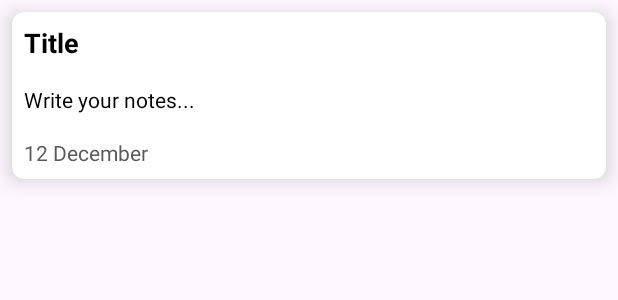
After one commit to KhubaibKhan4/Notes-Taking-App, an Android app: the layout activity_notes_detailed.xml on its own in the app's theme, with its tools: preview values and no code run, on a phone screen of 412 x 824 dp. The commit adds this screen. Shown: the top 300 px of the screen. Run offline under Robolectric (Android 15) with nearby library versions, the phone set to English and light mode, and no system bars.

Commit message:
Notes Taking App

```diff
--- /dev/null
+++ b/app/src/main/res/layout/activity_notes_detailed.xml
@@ -0,0 +1,65 @@
+<?xml version="1.0" encoding="utf-8"?>
+<androidx.cardview.widget.CardView xmlns:android="http://schemas.android.com/apk/res/android"
+    android:layout_width="match_parent"
+    android:layout_height="wrap_content"
+    xmlns:app="http://schemas.android.com/apk/res-auto"
+    xmlns:tools="http://schemas.android.com/tools"
+    app:cardBackgroundColor="@color/white"
+    android:id="@+id/notes_container"
+    app:cardCornerRadius="8dp"
+    app:cardElevation="8dp"
+    tools:context=".NotesDetailedActivity"
+    android:layout_margin="8dp">
+    <LinearLayout
+        android:orientation="vertical"
+        android:layout_width="match_parent"
+        android:layout_height="wrap_content">
+        <RelativeLayout
+            android:layout_width="match_parent"
+            android:layout_height="wrap_content">
+            <TextView
+                android:id="@+id/title_txt_detailed"
+                android:text="Title"
+                android:layout_alignParentStart="true"
+                android:textColor="@color/black"
+                android:textSize="18sp"
+                android:textStyle="bold"
+                android:padding="8dp"
+                android:singleLine="true"
+                android:ellipsize="marquee"
+                android:marqueeRepeatLimit="marquee_forever"
+                android:scrollHorizontally="true"
+                android:layout_width="match_parent"
+                android:layout_height="wrap_content"/>
+            <ImageView
+                android:id="@+id/imageView_pin"
+                android:layout_alignParentEnd="true"
+                android:layout_width="20dp"
+                android:layout_height="20dp"/>
+        </RelativeLayout>
+        <TextView
+            android:id="@+id/desc_txt_detailed"
+            android:text="Write your notes..."
+            android:textColor="@color/black"
+            android:textSize="14sp"
+            android:textStyle="normal"
+            android:maxLines="10"
+            android:padding="8dp"
+            android:layout_width="match_parent"
+            android:layout_height="wrap_content"/>
+        <TextView
+            android:id="@+id/textView_date_detailed"
+            android:padding="8dp"
+            android:singleLine="true"
+            android:ellipsize="marquee"
+            android:visibility="visible"
+            android:marqueeRepeatLimit="marquee_forever"
+            android:scrollHorizontally="true"
+            android:text="12 December"
+            android:textColor="#5A5A5A"
+            android:textSize="14sp"
+            android:layout_width="match_parent"
+            android:layout_height="wrap_content"/>
+    </LinearLayout>
+
+</androidx.cardview.widget.CardView>
```
Also changed, not shown: app/src/main/AndroidManifest.xml (+5 -3 lines), app/src/main/java/com/example/notestaking/Adapters/NotesAdapter.java (+18 -3 lines), app/src/main/java/com/example/notestaking/NotesDetailedActivity.java (added, +33 -0 lines).
